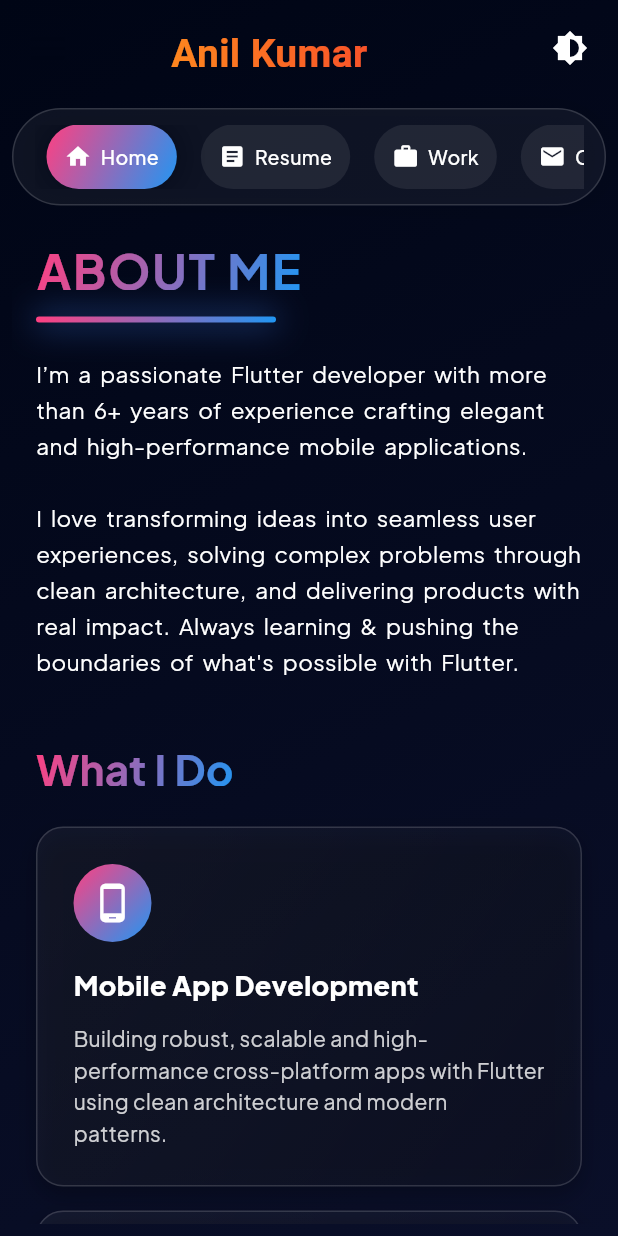
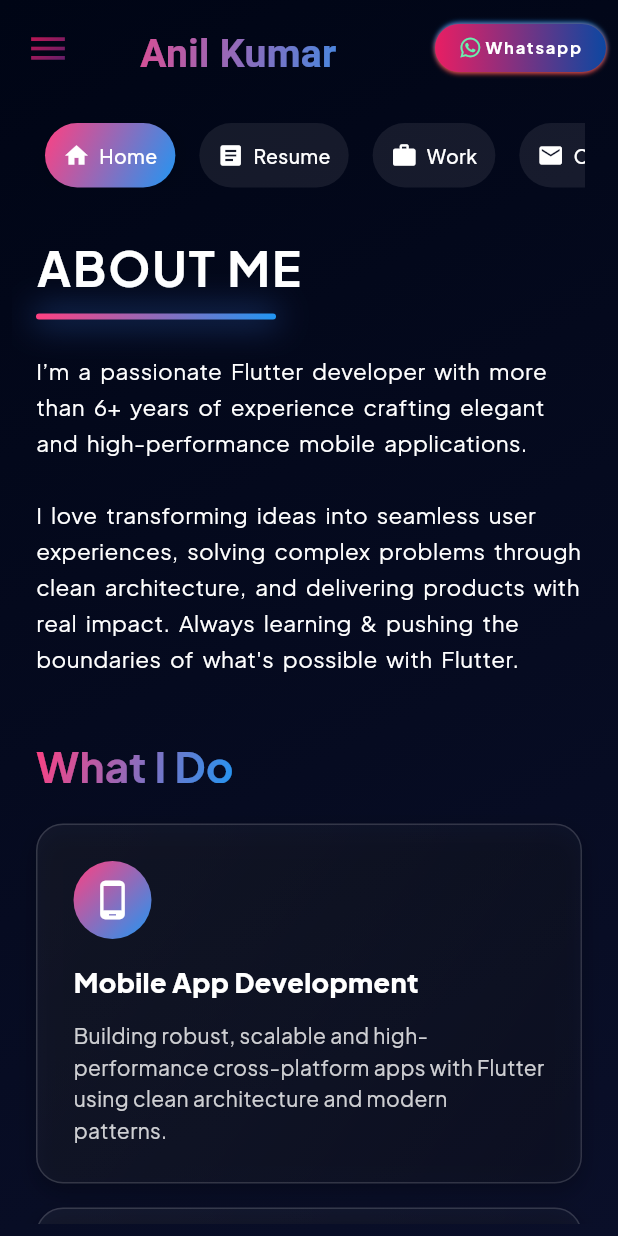
Before and after one commit to choudharyanil/anil-portfolio, a Flutter app: the screen it shows after launch, on a phone screen of 412 x 824 dp. Run offline on Flutter 3.47's test engine with Material 3 defaults, Android fonts, the light colour scheme and no system bars; our stand-ins replace font_awesome_flutter, get, google_fonts; Roboto replaces fonts that are missing (Sacramento).

Commit message:
minor improvement

```diff
--- a/lib/controllers/project_controller.dart
+++ b/lib/controllers/project_controller.dart
@@ -55,7 +55,7 @@ class PortfolioController extends GetxController {
         image: AppImages.zahra,
         playStore:
             "https://play.google.com/store/apps/details?id=com.elintminds.zahra",
-        appStore: "https://apps.apple.com/in/app/the-zahratrust/id16083080682",
+        appStore: "https://apps.apple.com/in/app/the-zahra-trust/id1608380682",
         category: "App Development",
         projectCategory: "Non-Profit Donation App",
       ),
@@ -64,7 +64,7 @@ class PortfolioController extends GetxController {
         duration: "4 Months",
            image: AppImages.iwilltillIm,
         description: "A unified telehealth platform offering on-demand access to licensed doctors and therapists for both medical and mental health support—affordable, convenient, and family-focused.",
-        playStore: "https://apps.apple.com/us/app/iwilltilimwell/id6443433690",
+        playStore: "https://play.google.com/store/apps/details?id=com.iwilltilimwella.app&hl=en",
         appStore: "https://apps.apple.com/us/app/iwilltilimwell/id6443433690",
         category: "App Development",
         projectCategory: "Health & Fitness",
--- a/lib/pages/home_section.dart
+++ b/lib/pages/home_section.dart
@@ -15,17 +15,13 @@ class HomeSection extends StatelessWidget {
         crossAxisAlignment: CrossAxisAlignment.start,
         children: [
           // ---------------- ABOUT ME TITLE ----------------
-          ShaderMask(
-            shaderCallback: (bounds) => AppColors.buttonGradient
-                .createShader(bounds),
-            child: const Text(
+          const Text(
             "ABOUT ME",
             style: TextStyle(
               fontSize: 32,
               fontWeight: FontWeight.w700,
               letterSpacing: 1.3,
               color: Colors.white,
-              ),
             ),
           ),
 
--- a/lib/pages/main_page.dart
+++ b/lib/pages/main_page.dart
@@ -9,6 +9,7 @@ import 'package:portfolio_app/utils/sizes.dart';
 import '../controllers/nav_controller.dart';
 import '../controllers/theme_controller.dart';
 import '../utils/app_colors.dart';
+import '../widgets/connect_button.dart';
 import '../widgets/profile_card.dart';
 import 'contact_section.dart';
 import 'home_section.dart';
@@ -48,16 +49,14 @@ class MainPage extends StatelessWidget {
       body: Container(
         decoration: const BoxDecoration(
           gradient: LinearGradient(
-            colors: [
-              Color(0xFF000515),
-              Color(0xFF0A0F29),
-            ],
+            colors: [Color(0xFF000515), Color(0xFF0A0F29)],
             begin: Alignment.topLeft,
             end: Alignment.bottomRight,
           ),
         ),
         child: SafeArea(
-          child: Column(
+          child:
+              Column(
                 children: [
                   // Top bar
                   Row(
@@ -67,27 +66,26 @@ class MainPage extends StatelessWidget {
                         children: [
                           if (isMobile)
                             Builder(
-                          builder: (context) => IconButton(
+                              builder: (context) => ShaderMask(
+                                shaderCallback: (bounds) => AppColors.buttonGradient .createShader(bounds),
+                                child: IconButton(
                                   icon: const Icon(
                                     Icons.menu,
                                     size: 30,
-                              color: AppColors.primary,
+                                    color: Colors.pinkAccent,
                                   ),
-                            onPressed: () => Scaffold.of(context).openDrawer(),
+                                  onPressed: () =>
+                                      Scaffold.of(context).openDrawer(),
+                                ),
                               ),
                             ),
 
                           AnimatedContainer(
                             duration: const Duration(milliseconds: 600),
                             curve: Curves.easeOut,
-                        width: isMobile ? Get.width * 0.6 : Get.width * 0.2,
+                            width: isMobile ? Get.width * 0.5 : Get.width * 0.25,
                             child: ShaderMask(
-                          shaderCallback: (bounds) => const LinearGradient(
-                            colors: [
-                              Color(0xFFFF9C1A),
-                              Color(0xFFF63D2E),
-                            ],
-                          ).createShader(bounds),
+                              shaderCallback: (bounds) => AppColors.buttonGradient .createShader(bounds),
                               child: Text(
                                 AppStrings.name,
                                 textAlign: TextAlign.center,
@@ -102,14 +100,15 @@ class MainPage extends StatelessWidget {
                         ],
                       ),
 
-                  IconButton(
+                      /*IconButton(
                     onPressed: () => themeC.toggleTheme(),
                     icon: const Icon(
                       Icons.brightness_6,
                       size: 24,
                       color: Colors.white,
                     ),
-                  ),
+                  ),*/
+                      const ConnectButton(),
                     ],
                   ).paddingOnly(bottom: AppSizes.md),
 
@@ -231,9 +230,10 @@ class MainPage extends StatelessWidget {
   // --------- CUSTOM COOL TRANSITION ---------
   Widget _coolTransition(Widget child, Animation<double> animation) {
     final fade = Tween<double>(begin: 0, end: 1).animate(animation);
-    final scale = Tween<double>(begin: 0.95, end: 1.0).animate(
-      CurvedAnimation(parent: animation, curve: Curves.easeOutBack),
-    );
+    final scale = Tween<double>(
+      begin: 0.95,
+      end: 1.0,
+    ).animate(CurvedAnimation(parent: animation, curve: Curves.easeOutBack));
     final slide = Tween<Offset>(
       begin: const Offset(0.05, 0),
       end: Offset.zero,
--- a/lib/pages/top_nav_bar.dart
+++ b/lib/pages/top_nav_bar.dart
@@ -18,23 +18,16 @@ class TopNavBar extends StatelessWidget {
       children: [
         Obx(
           () => Align(
-            alignment: isMobile
-                ? Alignment.centerLeft
-                : Alignment.centerRight,
+            alignment: isMobile ? Alignment.centerLeft : Alignment.centerRight,
             child: Container(
-              padding: const EdgeInsets.symmetric(
-                horizontal: 14,
-                vertical: 10,
-              ),
-              decoration: BoxDecoration(
-                color: Colors.white.withOpacity(0.05),
+              padding: const EdgeInsets.symmetric(horizontal: 14, vertical: 10),
+              decoration:  isMobile?null:BoxDecoration(
+                color: Colors.white.withValues(alpha: 0.05),
                 borderRadius: BorderRadius.circular(40),
-                border: Border.all(
-                  color: Colors.white.withOpacity(0.15),
-                ),
+                border: Border.all(color: Colors.white.withValues(alpha: 0.15)),
                 boxShadow: [
                   BoxShadow(
-                    color: AppColors.primary.withOpacity(0.35),
+                    color: AppColors.primary.withValues(alpha: 0.35),
                     blurRadius: 18,
                     spreadRadius: 1,
                   ),
@@ -105,7 +98,7 @@ class TopNavBar extends StatelessWidget {
                     color: AppColors.primary.withOpacity(0.6),
                     blurRadius: 20,
                     spreadRadius: 3,
-            )
+                  ),
                 ]
               : [],
         ),
--- a/lib/utils/app_images.dart
+++ b/lib/utils/app_images.dart
@@ -1,5 +1,5 @@
 class AppImages {
-  static const profileImg = 'assets/images/profile.jpeg';
+  static const profileImg = 'assets/images/profile.png';
   static const googlePlay = 'assets/images/google_play.png';
   static const appStore = 'assets/images/app_store.png';
 
--- a/lib/utils/app_strings.dart
+++ b/lib/utils/app_strings.dart
@@ -12,7 +12,7 @@ class AppStrings {
   static const linkedInURL =
       "https://www.linkedin.com/in/anil-kumar-979b1810a/";
   static const githubURL = "https://www.linkedin.com/in/anil-kumar-979b1810a/";
-  static const whatsAppUrl = "https://wa.me/7018424315";
+  static const whatsAppUrl = "https://wa.me/8988293197";
 
   // ------------------ ABOUT ME ------------------
   static const aboutMe =
--- /dev/null
+++ b/lib/widgets/connect_button.dart
@@ -0,0 +1,61 @@
+import 'package:flutter/material.dart';
+import 'package:font_awesome_flutter/font_awesome_flutter.dart';
+import 'package:portfolio_app/utils/app_strings.dart';
+import 'package:portfolio_app/utils/sizes.dart';
+import 'package:url_launcher/url_launcher.dart';
+
+class ConnectButton extends StatelessWidget {
+  const ConnectButton({super.key});
+
+  @override
+  Widget build(BuildContext context) {
+    return InkWell(
+      onTap: () {
+        launchUrl(Uri.parse(AppStrings.whatsAppUrl));
+      },
+      borderRadius: BorderRadius.circular(AppSizes.sm),
+      child: Container(
+        padding: EdgeInsets.symmetric(
+          horizontal: AppSizes.md,
+          vertical: AppSizes.sm,
+        ),
+        decoration: BoxDecoration(
+          borderRadius: BorderRadius.circular(AppSizes.md),
+          gradient: LinearGradient(colors: [Colors.pink, Colors.blue.shade900]),
+          boxShadow: [
+            BoxShadow(
+              color: Colors.blue,
+              offset: Offset(0, -1),
+              blurRadius: AppSizes.sm / 4,
+            ),
+            BoxShadow(
+              color: Colors.red,
+              offset: Offset(0, 1),
+              blurRadius: AppSizes.sm / 4,
+            ),
+          ],
+        ),
+        child: Row(
+          mainAxisAlignment: MainAxisAlignment.center,
+          crossAxisAlignment: CrossAxisAlignment.center,
+          children: [
+            const Icon(
+              FontAwesomeIcons.whatsapp,
+              color: Colors.greenAccent,
+              size: 15,
+            ),
+            const SizedBox(width: AppSizes.sm / 4),
+            Text(
+              'Whatsapp',
+              style: Theme.of(context).textTheme.labelSmall!.copyWith(
+                color: Colors.white,
+                letterSpacing: 1.2,
+                fontWeight: FontWeight.bold,
+              ),
+            ),
+          ],
+        ),
+      ),
+    );
+  }
+}
--- a/lib/widgets/profile_card.dart
+++ b/lib/widgets/profile_card.dart
@@ -1,5 +1,6 @@
 import 'package:flutter/material.dart';
 import 'package:get/get.dart';
+import 'package:portfolio_app/utils/app_images.dart';
 import 'package:portfolio_app/utils/app_strings.dart';
 import 'package:portfolio_app/widgets/gradientbutton.dart';
 import '../themes/neon_theme.dart';
@@ -55,15 +56,15 @@ class ProfileCard extends StatelessWidget {
               Text(title, style: theme.textTheme.bodyMedium?.copyWith(color: AppColors.bodyTextColor)),
               const SizedBox(height: 20),
 
-              Row(
-                mainAxisAlignment: MainAxisAlignment.center,
-                children: [
-                  _socialIcon(Icons.facebook, context),
-                  _socialIcon(Icons.link, context),
-                  _socialIcon(Icons.code, context),
-                  _socialIcon(Icons.person, context),
-                ],
-              ),
+              // Row(
+              //   mainAxisAlignment: MainAxisAlignment.center,
+              //   children: [
+              //     _socialIcon(Icons.facebook, context),
+              //     _socialIcon(Icons.link, context),
+              //     _socialIcon(Icons.code, context),
+              //     _socialIcon(Icons.person, context),
+              //   ],
+              // ),
 
               const SizedBox(height: 22),
               _info(Icons.phone, AppStrings.phone, context),
@@ -91,9 +92,11 @@ class ProfileCard extends StatelessWidget {
             child: Container(
               height: 120,
               width: 120,
+
               decoration: BoxDecoration(
                 shape: BoxShape.circle,
                 gradient: neon.gradient,
+                image: DecorationImage(image: AssetImage(AppImages.profileImg),fit: BoxFit.cover),
                 boxShadow: [
                   BoxShadow(
                     color: neon.glowColor.withValues(alpha: .7),
@@ -102,6 +105,7 @@ class ProfileCard extends StatelessWidget {
                   )
                 ],
               ),
+
             ),
           ),
         ),
@@ -123,6 +127,7 @@ class ProfileCard extends StatelessWidget {
             width: 110,
             decoration: BoxDecoration(
               shape: BoxShape.circle,
+              image: DecorationImage(image: AssetImage(AppImages.profileImg),fit: BoxFit.cover),
               gradient: theme.extension<NeonTheme>()!.gradient,
             ),
           ),
@@ -200,7 +205,7 @@ class ProfileCard extends StatelessWidget {
       padding: const EdgeInsets.only(bottom: 12),
       child: Row(
         children: [
-          Icon(icon, color: AppColors.primary),
+          Icon(icon, color: Colors.pinkAccent),
           const SizedBox(width: 10),
           Expanded(child: Text(text, style: theme.textTheme.bodyMedium)),
         ],
--- a/lib/widgets/store_button.dart
+++ b/lib/widgets/store_button.dart
@@ -27,16 +27,17 @@ class StoreButtons extends StatelessWidget {
 
     return Row(
       children: [
-        if (playStoreUrl != null|| playStoreUrl!="")
+        if (playStoreUrl?.isNotEmpty == true)
           _storeButton(image: AppImages.googlePlay, url: playStoreUrl!),
 
-        if (appStoreUrl != null|| appStoreUrl!="")
+        if (appStoreUrl?.isNotEmpty == true)
           Padding(
             padding: const EdgeInsets.only(left: 12),
             child: _storeButton(image: AppImages.appStore, url: appStoreUrl!),
           ),
       ],
     );
+
   }
 
   // ------------------------------------------------------
--- a/pubspec.yaml
+++ b/pubspec.yaml
@@ -41,6 +41,7 @@ dependencies:
   url_launcher: ^6.3.2
   font_awesome_flutter: ^10.12.0
   auto_size_text: ^3.0.0
+  font_awesome_icon_class:
 
 dev_dependencies:
   flutter_test:
```
Also changed, not shown: assets/images/profile.jpeg (deleted), assets/images/profile.png (added), pubspec.lock, 1 other file. Lines whose indentation alone changed are shown as unchanged.
